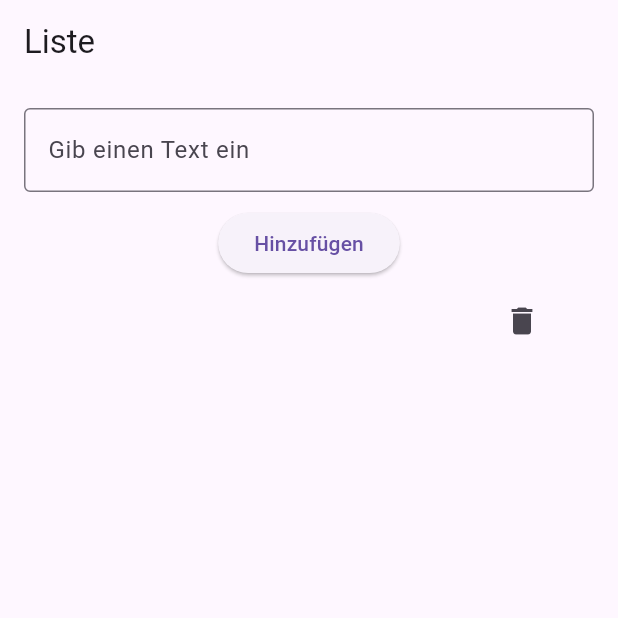
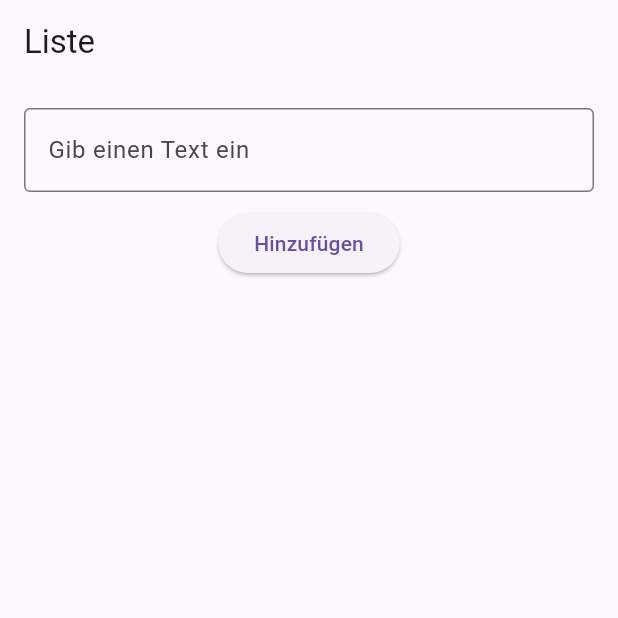
Before and after one commit to Cihan1990/checklist, a Flutter app: the screen it shows after launch, after a tap on "Hinzufügen", on a phone screen of 412 x 824 dp, the top half of it. Run offline on Flutter 3.47's test engine with Material 3 defaults, Android fonts, the phone set to English and light mode, and no system bars.

Commit message:
angepasst button

```diff
--- a/lib/main.dart
+++ b/lib/main.dart
@@ -1,7 +1,6 @@
 // ignore_for_file: prefer_const_constructors, use_key_in_widget_constructors, library_private_types_in_public_api
 
 import 'package:flutter/material.dart';
-
 
 void main() {
   runApp(Checklist());
@@ -30,6 +29,9 @@ class _MainScreenState extends State<MainScren> {
   final TextEditingController _controller = TextEditingController();
 
   void _addItem() {
+    if (_controller.text.isEmpty) {
+      return;
+    }
     setState(() {
       _items.add(_controller.text);
       _controller.clear();
@@ -48,12 +50,15 @@ class _MainScreenState extends State<MainScren> {
       appBar: AppBar(
         title: Text('Liste'),
       ),
-      body: Padding(
+      body: Form(
+        child: Padding(
           padding: const EdgeInsets.all(16.0),
           child: Column(
             children: [
-            TextField(
+              TextFormField(
                 controller: _controller,
+                autovalidateMode: AutovalidateMode.onUserInteraction,
+                validator: validateText,
                 decoration: InputDecoration(
                   labelText: 'Gib einen Text ein',
                   border: OutlineInputBorder(),
@@ -81,6 +86,14 @@ class _MainScreenState extends State<MainScren> {
             ],
           ),
         ),
+      ),
     );
   }
 }
+
+String? validateText(String? input) {
+  if (input == null || input.isEmpty) {
+    return 'Bitte Text eingeben';
+  }
+  return null;
+}
```
Lines whose indentation alone changed are shown as unchanged.
